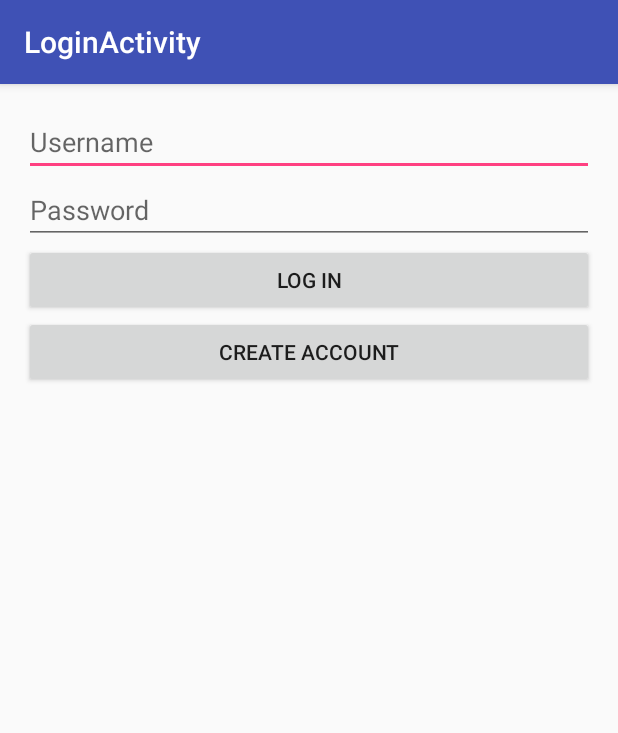
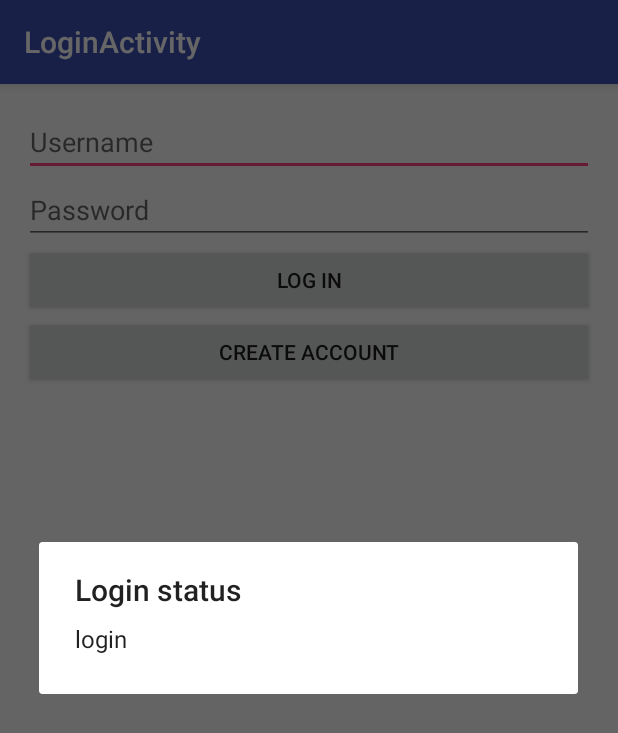
Before and after one commit to Onlyhope/IslandHarvestRoute, an Android app: the LoginActivity screen opened directly, with no data from a screen before it, after a tap on "LOG IN", on a phone screen of 412 x 824 dp. Shown: the top 733 px of the screen. Run offline under Robolectric (Android 15) with nearby library versions, the phone set to English and light mode, and no system bars.

Commit message:
Login and Register is working good. Need to implement Login Status

```diff
--- a/app/src/main/java/com/example/aaron/islandharvestroute/BackgroundTask.java
+++ b/app/src/main/java/com/example/aaron/islandharvestroute/BackgroundTask.java
@@ -3,6 +3,8 @@ package com.example.aaron.islandharvestroute;
 import android.app.AlertDialog;
 import android.content.Context;
 import android.os.AsyncTask;
+import android.widget.Toast;
+
 import java.io.BufferedReader;
 import java.io.BufferedWriter;
 import java.io.IOException;
@@ -138,8 +140,14 @@ public class BackgroundTask extends AsyncTask<String, Void, String> {
 
     @Override
     protected void onPostExecute(String result) {
-//        alertDialog.setMessage(result);
-//        alertDialog.show();
+
+        if (result.equals("Registration Success!")) {
+            Toast.makeText(context, result, Toast.LENGTH_LONG).show();
+        } else {
+            alertDialog.setMessage(result);
+            alertDialog.show();
+        }
+
 
     }
 }
--- a/app/src/main/java/com/example/aaron/islandharvestroute/LoginActivity.java
+++ b/app/src/main/java/com/example/aaron/islandharvestroute/LoginActivity.java
@@ -36,17 +36,6 @@ public class LoginActivity extends AppCompatActivity {
     }
 
     private void initializeButtons() {
-        // Login Button
-        mLoginButton.setOnClickListener(new View.OnClickListener() {
-            @Override
-            public void onClick(View v) {
-                // Take User to RouteMainActivity
-
-                userLogin(v);
-
-            }
-        });
-
         // Create Account Button
         mCreateAccountButton.setOnClickListener(new View.OnClickListener() {
             @Override
--- a/app/src/main/res/layout/content_login.xml
+++ b/app/src/main/res/layout/content_login.xml
@@ -34,7 +34,8 @@
         android:layout_alignParentLeft="true"
         android:layout_alignParentStart="true"
         android:layout_below="@id/passwordEditText"
-        android:text="Log In" />
+        android:text="Log In"
+        android:onClick="userLogin"/>
 
     <Button
         android:id="@+id/createAccountButton"
--- a/app/src/main/res/layout/content_register.xml
+++ b/app/src/main/res/layout/content_register.xml
@@ -53,5 +53,6 @@
         android:layout_alignParentRight="true"
         android:layout_alignParentStart="true"
         android:layout_below="@+id/emailRegEditText"
-        android:text="Create Account" />
+        android:text="Create Account"
+        android:onClick="onReg"/>
 </RelativeLayout>
```
Also changed, not shown: app/src/main/java/com/example/aaron/islandharvestroute/RegisterActivity.java (+0 -11 lines).
